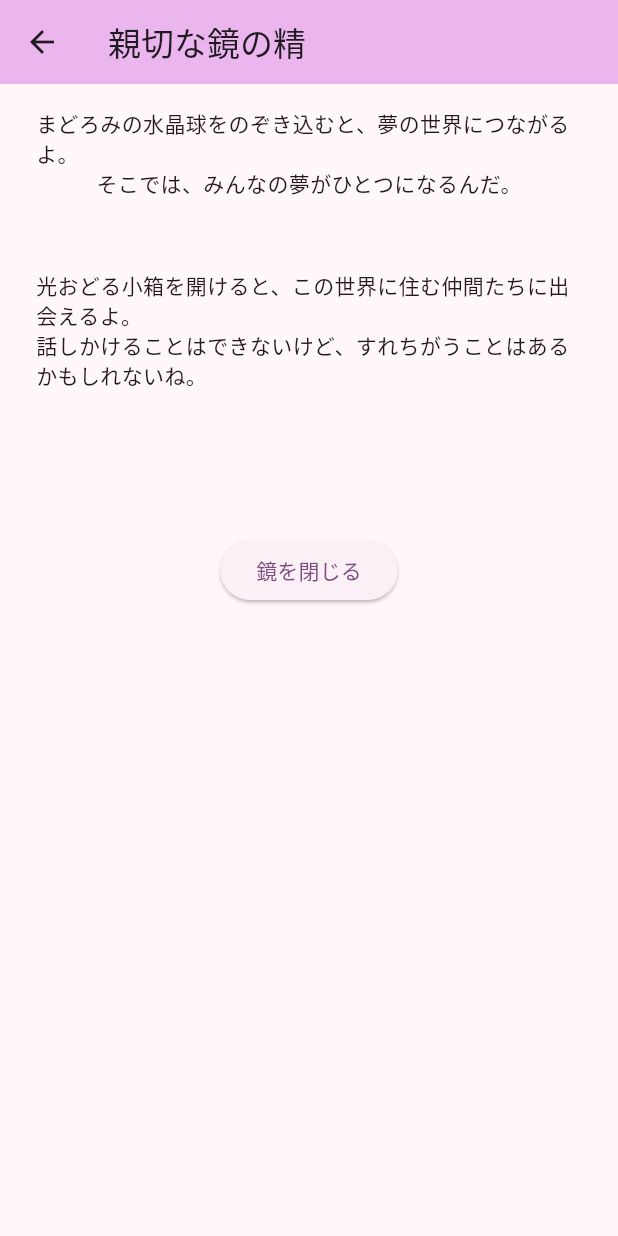
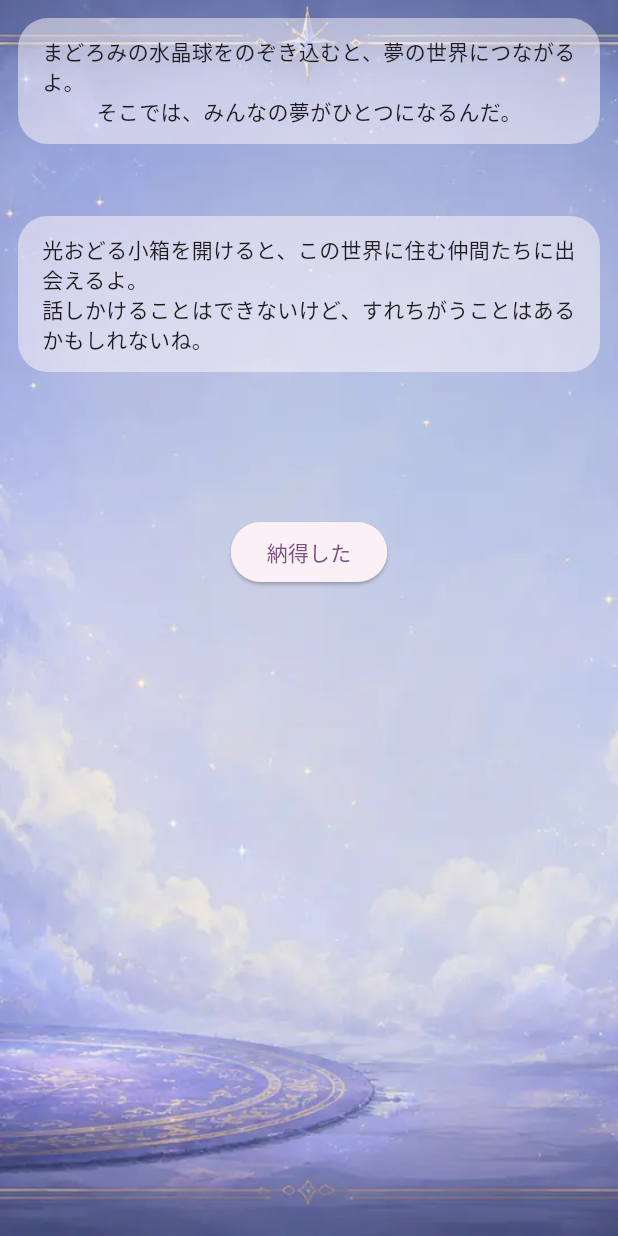
Before and after one commit to kareha-mirror/pot.lucidrowse, a Flutter app: the HomeScreen screen opened by its route, after a tap on "親切な鏡の精", on a phone screen of 412 x 824 dp. Run offline on Flutter 3.47's test engine with Material 3 defaults, Android fonts, the phone set to English and light mode, and no system bars.

Commit message:
Add images to help and debug screens

```diff
--- a/client/lib/screens/help_screen.dart
+++ b/client/lib/screens/help_screen.dart
@@ -1,4 +1,6 @@
 import 'package:flutter/material.dart';
+
+import 'package:client/widgets/translucent_panel.dart';
 
 enum HelpPage { front, home, debug }
 
@@ -12,39 +14,95 @@ class HelpScreen extends StatefulWidget {
 }
 
 List<Widget> _helpFront = [
+  TranslucentPanel(
+    child: Column(
+      children: [
         const Text('ようこそ、ルシドロウズへ。'),
         const Text('ここは夢と現実の境界だよ。'),
         const Text('夢の世界の住人になって、世界と自由に関われるんだ。'),
+      ],
+    ),
+  ),
+
   const SizedBox(height: 48),
-  const Text('古びた宿に泊まれば夢の世界の住人になれるよ。'),
+
+  TranslucentPanel(child: const Text('古びた宿に泊まれば夢の世界の住人になれるよ。')),
+
   const SizedBox(height: 24),
+
+  TranslucentPanel(
+    child: Column(
+      children: [
         const Text('この世界に住むには、まず夢の世界と関わるための分身を作るんだ。'),
         const Text('そして毎日一度だけ、その日に何をしたかを日記に書く。'),
         const Text('書いたことがそのまま夢の現実になるとは限らないけど、ある程度は自由だよ。'),
         const Text('次の日目を覚ましたときに何が本当の夢になったか確認できる。'),
+      ],
+    ),
+  ),
+
   const SizedBox(height: 24),
+
+  TranslucentPanel(
+    child: Column(
+      children: [
         const Text('あなたの他にもここには色んな住人たちが住んでいるよ。'),
         const Text('近所の住人たちのことを眺めることもできる。'),
         const Text('他の住人たちに直接話しかけることはできないけど、毎日の行動の中では関わることもあるかもね。'),
+      ],
+    ),
+  ),
+
   const SizedBox(height: 48),
+
+  TranslucentPanel(
+    child: Column(
+      children: [
         const Text('汚れた道具箱にはこの世界の元の管理人が使っていた魔法の道具たちが入ってる。'),
         const Text('これを使うと色んなずるいことができるけど、夢の世界を壊してしまうこともあるから注意して。'),
         const Text('これはたぶんそのうち封印されるだろうね。'),
+      ],
+    ),
+  ),
 ];
 
 List<Widget> _helpHome = [
+  TranslucentPanel(
+    child: Column(
+      children: [
         const Text('まどろみの水晶球をのぞき込むと、夢の世界につながるよ。'),
         const Text('そこでは、みんなの夢がひとつになるんだ。'),
+      ],
+    ),
+  ),
+
   const SizedBox(height: 48),
+
+  TranslucentPanel(
+    child: Column(
+      children: [
         const Text('光おどる小箱を開けると、この世界に住む仲間たちに出会えるよ。'),
         const Text('話しかけることはできないけど、すれちがうことはあるかもしれないね。'),
+      ],
+    ),
+  ),
 ];
 
 List<Widget> _helpDebug = [
+  TranslucentPanel(
+    child: Column(
+      children: [
         const Text('「自分を手放す」で夢の世界の分身を解放すれば、分身を作り直せるよ。'),
         const Text('それでも解放された分身は夢の世界の住人として残るよ。'),
+      ],
+    ),
+  ),
+
   const SizedBox(height: 48),
-  const Text('「住人たちを追い出す」で夢の世界の住人たちを空っぽに戻せるよ。'),
+
+  TranslucentPanel(
+    child: Column(children: [const Text('「住人たちを追い出す」で夢の世界の住人たちを空っぽに戻せるよ。')]),
+  ),
 ];
 
 class _HelpScreenState extends State<HelpScreen> {
@@ -62,13 +120,21 @@ class _HelpScreenState extends State<HelpScreen> {
   @override
   Widget build(BuildContext context) {
     return Scaffold(
-      appBar: AppBar(
-        backgroundColor: Theme.of(context).colorScheme.inversePrimary,
-        title: const Text('親切な鏡の精'),
+      body: Stack(
+        children: [
+          SizedBox(
+            width: double.infinity,
+            height: double.infinity,
+            child: const Image(
+              image: AssetImage('assets/images/help.webp'),
+              fit: BoxFit.cover,
+            ),
           ),
 
-      body: SingleChildScrollView(
-        padding: const EdgeInsets.symmetric(horizontal: 24, vertical: 16),
+          SingleChildScrollView(
+            padding: EdgeInsets.all(
+              MediaQuery.sizeOf(context).width < 600 ? 12 : 48,
+            ),
             child: Center(
               child: Column(
                 mainAxisAlignment: .center,
@@ -79,11 +145,13 @@ class _HelpScreenState extends State<HelpScreen> {
 
                   ElevatedButton(
                     onPressed: () => Navigator.pop(context),
-                child: const Text('鏡を閉じる'),
+                    child: const Text('納得した'),
                   ),
                 ],
               ),
             ),
+          ),
+        ],
       ),
     );
   }
--- a/client/lib/screens/home_screen.dart
+++ b/client/lib/screens/home_screen.dart
@@ -16,24 +16,25 @@ class _HomeScreenState extends State<HomeScreen> {
   @override
   Widget build(BuildContext context) {
     return Scaffold(
-      appBar: AppBar(
-        backgroundColor: Theme.of(context).colorScheme.inversePrimary,
-        title: const Text('古びた宿'),
-      ),
-
       body: Stack(
         children: [
-          Center(
-            child: ConstrainedBox(
-              constraints: const BoxConstraints(maxWidth: 1200),
-              child: widget.state.player.action.committed
-                  ? const Image(image: AssetImage('assets/images/night.webp'))
-                  : const Image(image: AssetImage('assets/images/home.webp')),
+          SizedBox(
+            width: double.infinity,
+            height: double.infinity,
+            child: Image(
+              image: AssetImage(
+                widget.state.player.action.committed
+                    ? 'assets/images/night.webp'
+                    : 'assets/images/home.webp',
+              ),
+              fit: BoxFit.cover,
             ),
           ),
 
           SingleChildScrollView(
-            padding: const EdgeInsets.all(24),
+            padding: EdgeInsets.all(
+              MediaQuery.sizeOf(context).width < 600 ? 12 : 48,
+            ),
             child: Center(
               child: Column(
                 mainAxisAlignment: .center,
@@ -50,14 +51,14 @@ class _HomeScreenState extends State<HomeScreen> {
                     child: const Text('やわらかい羽ペン'),
                   ),
 
-                  const SizedBox(height: 24),
+                  const SizedBox(height: 32),
 
                   ElevatedButton(
                     onPressed: () => Navigator.pushNamed(context, '/read'),
                     child: const Text('おしゃれな日記帳'),
                   ),
 
-                  const SizedBox(height: 24),
+                  const SizedBox(height: 32),
 
                   ElevatedButton(
                     onPressed: () => Navigator.pushNamed(context, '/explore'),
@@ -68,7 +69,7 @@ class _HomeScreenState extends State<HomeScreen> {
 
                   helpButton(context, HelpPage.home),
 
-                  const SizedBox(height: 96),
+                  const SizedBox(height: 64),
 
                   ElevatedButton(
                     onPressed: () => Navigator.pushNamed(context, '/'),
--- /dev/null
+++ b/client/lib/widgets/translucent_panel.dart
@@ -0,0 +1,19 @@
+import 'package:flutter/material.dart';
+
+class TranslucentPanel extends StatelessWidget {
+  const TranslucentPanel({super.key, required this.child});
+
+  final Widget child;
+
+  @override
+  Widget build(BuildContext context) {
+    return Container(
+      padding: const EdgeInsets.symmetric(horizontal: 16, vertical: 12),
+      decoration: BoxDecoration(
+        color: Theme.of(context).colorScheme.surface.withValues(alpha: 0.5),
+        borderRadius: BorderRadius.circular(20),
+      ),
+      child: child,
+    );
+  }
+}
```
Also changed, not shown: client/lib/screens/debug_screen.dart (+25 -6 lines), client/lib/screens/front_screen.dart (+13 -15 lines), client/assets/images/debug.webp (added), client/assets/images/help.webp (added). Lines whose indentation alone changed are shown as unchanged.
